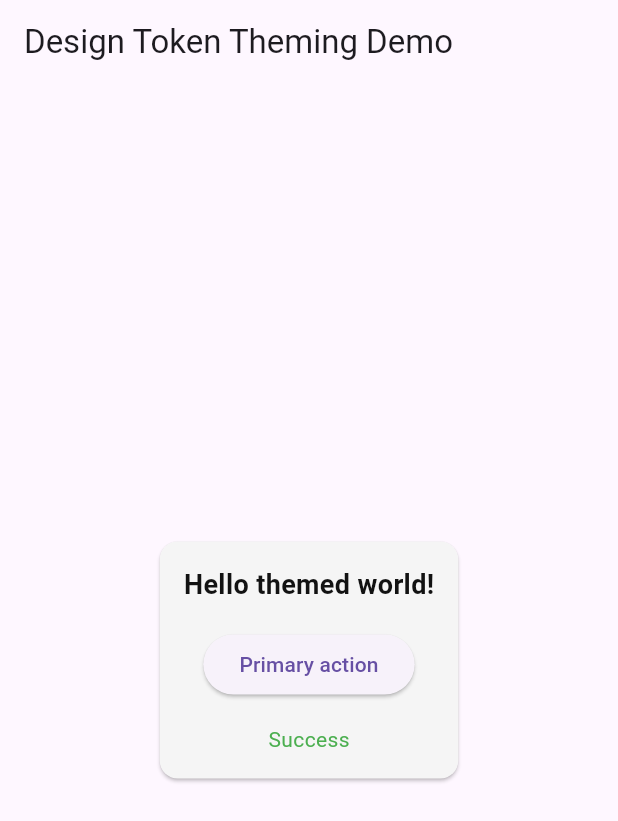
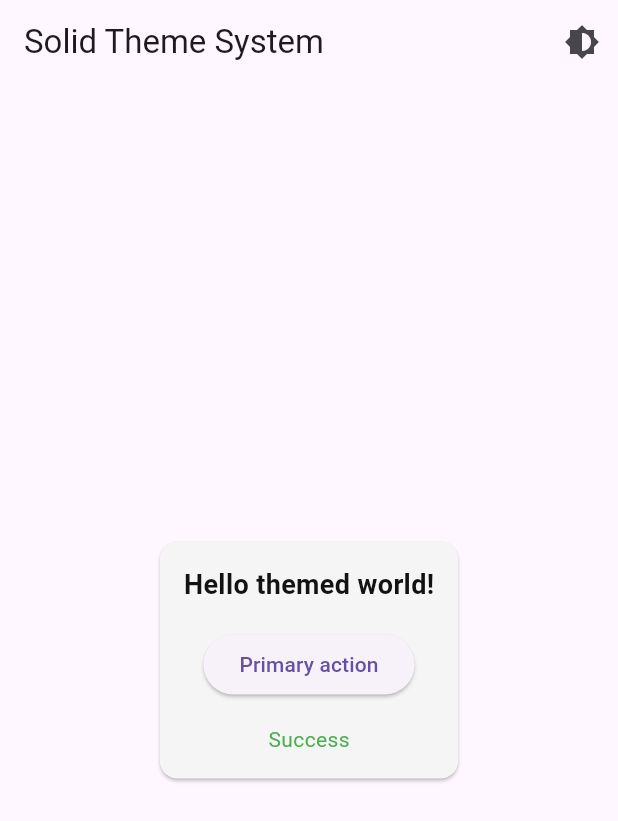
Before and after one commit to Abdo-Nabil/single-theme-token-approach, a Flutter app: the screen it shows after launch, on a phone screen of 412 x 824 dp. Shown: the top 821 px of the screen. Run offline on Flutter 3.47's test engine with Material 3 defaults, Android fonts, the phone set to English and light mode, and no system bars; our stand-ins replace flutter_bloc.

Commit message:
Adding the theme cubit

```diff
--- a/lib/home_page.dart
+++ b/lib/home_page.dart
@@ -1,4 +1,7 @@
 import 'package:flutter/material.dart';
+import 'package:flutter_bloc/flutter_bloc.dart';
+import 'package:one_theme_token_approach/theme/cubit/theme_cubit.dart';
+import 'package:one_theme_token_approach/theme/cubit/theme_state.dart';
 
 import 'theme/context_colors.dart';
 
@@ -9,8 +12,13 @@ class HomePage extends StatelessWidget {
   Widget build(BuildContext context) {
     final colors = context.colors;
 
+    return BlocBuilder<ThemeCubit, ThemeState>(
+      builder: (context, state) {
         return Scaffold(
-      appBar: AppBar(title: const Text('Design Token Theming Demo')),
+          appBar: AppBar(
+            title: const Text('Solid Theme System'),
+            actions: [_ThemeModeMenu(selected: state.mode)],
+          ),
           body: Center(
             child: Card(
               color: colors.pageBg,
@@ -28,14 +36,52 @@ class HomePage extends StatelessWidget {
                       ),
                     ),
                     const SizedBox(height: 16),
-                ElevatedButton(child: Text('Primary action'), onPressed: () {}),
+                    ElevatedButton(
+                      child: Text('Primary action'),
+                      onPressed: () {},
+                    ),
                     const SizedBox(height: 16),
-                Text('Success', style: TextStyle(color: colors.statusSuccess)),
+                    Text(
+                      'Success',
+                      style: TextStyle(color: colors.statusSuccess),
+                    ),
                   ],
                 ),
               ),
             ),
           ),
         );
+      },
+    );
   }
 }
+
+class _ThemeModeMenu extends StatelessWidget {
+  final ThemeMode selected;
+
+  const _ThemeModeMenu({required this.selected});
+
+  @override
+  Widget build(BuildContext context) {
+    return PopupMenuButton<ThemeMode>(
+      icon: const Icon(Icons.brightness_6),
+      onSelected: (mode) {
+        context.read<ThemeCubit>().setThemeMode(mode);
+      },
+      itemBuilder: (context) {
+        return ThemeMode.values.map((mode) {
+          return PopupMenuItem(
+            value: mode,
+            child: Row(
+              children: [
+                if (mode == selected) const Icon(Icons.check, size: 16),
+                const SizedBox(width: 8),
+                Text(mode.name),
+              ],
+            ),
+          );
+        }).toList();
+      },
+    );
+  }
+}
--- a/lib/main.dart
+++ b/lib/main.dart
@@ -1,4 +1,7 @@
 import 'package:flutter/material.dart';
+import 'package:flutter_bloc/flutter_bloc.dart';
+import 'package:one_theme_token_approach/theme/cubit/theme_cubit.dart';
+import 'package:one_theme_token_approach/theme/cubit/theme_state.dart';
 
 import 'home_page.dart';
 import 'theme/app_theme.dart';
@@ -17,13 +20,23 @@ class ThemedApp extends StatefulWidget {
 class _ThemedAppState extends State<ThemedApp> {
   @override
   Widget build(BuildContext context) {
-    return MaterialApp(
-      debugShowCheckedModeBanner: false,
-      title: 'Design Token Theming',
-      theme: AppTheme.light(),
-      darkTheme: AppTheme.dark(),
-      themeMode: ThemeMode.system,
-      home: Scaffold(body: const HomePage()),
+    return BlocProvider(
+      create: (_) => ThemeCubit(),
+      child: Builder(
+        builder: (context) {
+          return BlocBuilder<ThemeCubit, ThemeState>(
+            builder: (context, state) {
+              return MaterialApp(
+                debugShowCheckedModeBanner: false,
+                theme: AppTheme.light(),
+                darkTheme: AppTheme.dark(),
+                themeMode: state.mode,
+                home: const HomePage(),
+              );
+            },
+          );
+        },
+      ),
     );
   }
 }
--- /dev/null
+++ b/lib/theme/cubit/theme_cubit.dart
@@ -0,0 +1,12 @@
+import 'package:flutter/material.dart';
+import 'package:flutter_bloc/flutter_bloc.dart';
+
+import 'theme_state.dart';
+
+class ThemeCubit extends Cubit<ThemeState> {
+  ThemeCubit() : super(const ThemeState(mode: ThemeMode.system));
+
+  void setThemeMode(ThemeMode mode) {
+    emit(state.copyWith(mode: mode));
+  }
+}
--- /dev/null
+++ b/lib/theme/cubit/theme_state.dart
@@ -0,0 +1,11 @@
+import 'package:flutter/material.dart';
+
+class ThemeState {
+  final ThemeMode mode;
+
+  const ThemeState({required this.mode});
+
+  ThemeState copyWith({ThemeMode? mode}) {
+    return ThemeState(mode: mode ?? this.mode);
+  }
+}
--- a/pubspec.yaml
+++ b/pubspec.yaml
@@ -45,6 +45,8 @@ dev_dependencies:
   # package. See that file for information about deactivating specific lint
   # rules and activating additional ones.
   flutter_lints: ^5.0.0
+  flutter_bloc: ^9.1.1
+  bloc: ^9.1.0
 
 # For information on the generic Dart part of this file, see the
 # following page: https://dart.dev/tools/pub/pubspec
```
Also changed, not shown: pubspec.lock. Lines whose indentation alone changed are shown as unchanged.
